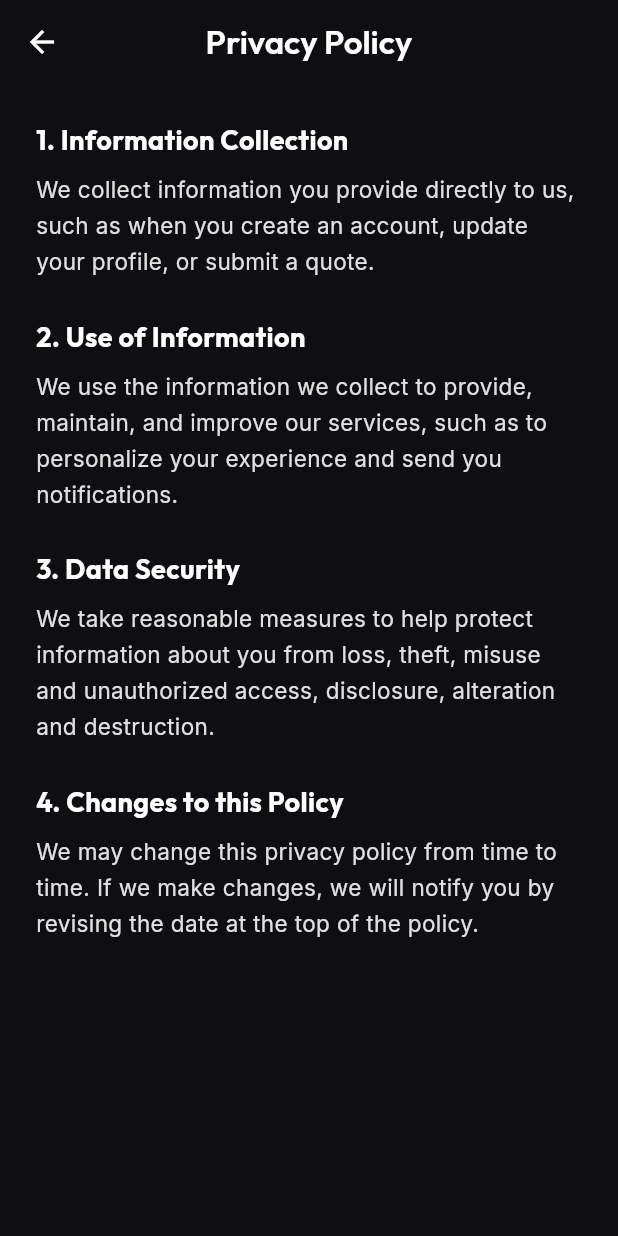
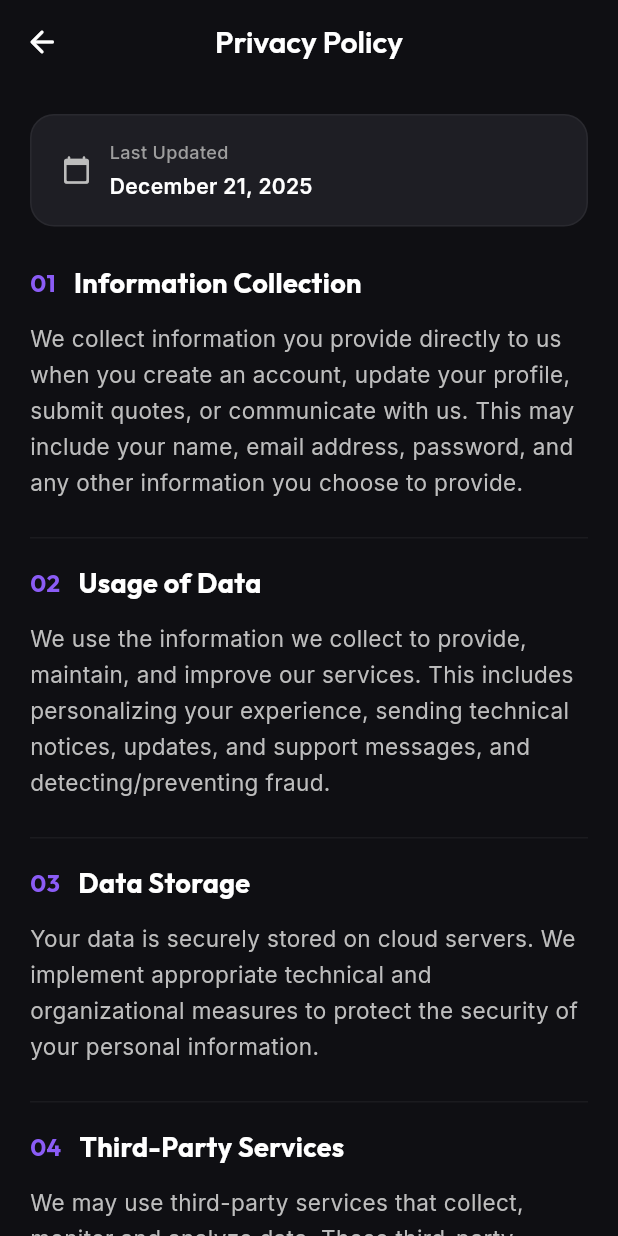
Before and after one commit to devaxissolutions/P11667, a Flutter app: the PrivacyPolicyScreen screen opened by its route, on a phone screen of 412 x 824 dp. Run offline on Flutter 3.47's test engine with Material 3 defaults, Android fonts, the phone set to English and light mode, and no system bars; our stand-ins replace cloud_firestore, connectivity_plus, equatable, firebase_auth, firebase_core, firebase_messaging and 9 more; missing offline and left inert: firebase_performance; accounts and stored records are empty; network calls fail.

Commit message:
style(settings): redesign privacy policy screen for readability

```diff
--- a/lib/features/settings/presentation/screens/policy/privacy_policy_screen.dart
+++ b/lib/features/settings/presentation/screens/policy/privacy_policy_screen.dart
@@ -9,74 +9,171 @@ class PrivacyPolicyScreen extends StatelessWidget {
   Widget build(BuildContext context) {
     return Scaffold(
       backgroundColor: const Color(0xFF0F0F13),
-      appBar: AppBar(
+      body: NestedScrollView(
+        headerSliverBuilder: (context, innerBoxIsScrolled) => [
+          SliverAppBar(
             backgroundColor: const Color(0xFF0F0F13),
-        elevation: 0,
+            surfaceTintColor: Colors.transparent,
+            pinned: true,
             leading: IconButton(
-          icon: const Icon(Icons.arrow_back, color: Colors.white),
+              icon: const Icon(Icons.arrow_back_rounded, color: Colors.white),
               onPressed: () => context.pop(),
             ),
+            centerTitle: true,
             title: Text(
               'Privacy Policy',
               style: GoogleFonts.outfit(
                 color: Colors.white,
+                fontSize: 20,
                 fontWeight: FontWeight.w600,
               ),
             ),
-        centerTitle: true,
           ),
-      body: SingleChildScrollView(
-        padding: const EdgeInsets.all(24),
-        child: Column(
-          crossAxisAlignment: CrossAxisAlignment.start,
+        ],
+        body: ListView(
+          padding: const EdgeInsets.all(20),
           children: [
+            _buildLastUpdated(),
+            const SizedBox(height: 24),
             _buildSection(
-              '1. Information Collection',
-              'We collect information you provide directly to us, such as when you create an account, update your profile, or submit a quote.',
+              number: '01',
+              title: 'Information Collection',
+              content: 'We collect information you provide directly to us when you create an account, update your profile, submit quotes, or communicate with us. This may include your name, email address, password, and any other information you choose to provide.',
             ),
             _buildSection(
-              '2. Use of Information',
-              'We use the information we collect to provide, maintain, and improve our services, such as to personalize your experience and send you notifications.',
+              number: '02',
+              title: 'Usage of Data',
+              content: 'We use the information we collect to provide, maintain, and improve our services. This includes personalizing your experience, sending technical notices, updates, and support messages, and detecting/preventing fraud.',
             ),
             _buildSection(
-              '3. Data Security',
-              'We take reasonable measures to help protect information about you from loss, theft, misuse and unauthorized access, disclosure, alteration and destruction.',
+              number: '03',
+              title: 'Data Storage',
+              content: 'Your data is securely stored on cloud servers. We implement appropriate technical and organizational measures to protect the security of your personal information.',
             ),
             _buildSection(
-              '4. Changes to this Policy',
-              'We may change this privacy policy from time to time. If we make changes, we will notify you by revising the date at the top of the policy.',
+              number: '04',
+              title: 'Third-Party Services',
+              content: 'We may use third-party services that collect, monitor and analyze data. These third-party service providers have their own privacy policies addressing how they use such information.',
             ),
+            _buildSection(
+              number: '05',
+              title: 'Your Rights',
+              content: 'You have the right to access, correct, or delete your personal information. You can manage your account settings within the app or contact us for assistance.',
+            ),
+            _buildSection(
+              number: '06',
+              title: 'Updates to Policy',
+              content: 'We may update this privacy policy from time to time. We will notify you of any changes by posting the new privacy policy on this page.',
+            ),
+            const SizedBox(height: 40),
+            Center(
+              child: Text(
+                'If you have any questions about this Privacy Policy,\nplease contact us.',
+                textAlign: TextAlign.center,
+                style: GoogleFonts.inter(
+                  color: Colors.grey[500],
+                  fontSize: 14,
+                  height: 1.5,
+                ),
+              ),
+            ),
+            const SizedBox(height: 40),
           ],
         ),
       ),
     );
   }
 
-  Widget _buildSection(String title, String content) {
-    return Padding(
-      padding: const EdgeInsets.only(bottom: 24),
-      child: Column(
+  Widget _buildLastUpdated() {
+    return Container(
+      padding: const EdgeInsets.symmetric(vertical: 16, horizontal: 20),
+      decoration: BoxDecoration(
+        color: const Color(0xFF1E1E24),
+        borderRadius: BorderRadius.circular(16),
+        border: Border.all(color: Colors.white.withOpacity(0.05)),
+      ),
+      child: Row(
+        children: [
+          Icon(Icons.calendar_today_rounded, color: Colors.grey[400], size: 20),
+          const SizedBox(width: 12),
+          Column(
             crossAxisAlignment: CrossAxisAlignment.start,
             children: [
               Text(
-            title,
-            style: GoogleFonts.outfit(
-              fontSize: 18,
-              fontWeight: FontWeight.bold,
-              color: Colors.white,
+                'Last Updated',
+                style: GoogleFonts.inter(
+                  color: Colors.grey[500],
+                  fontSize: 12,
+                  fontWeight: FontWeight.w500,
                 ),
               ),
-          const SizedBox(height: 8),
+              const SizedBox(height: 2),
               Text(
-            content,
+                'December 21, 2025',
                 style: GoogleFonts.inter(
-              fontSize: 15,
-              height: 1.6,
-              color: Colors.grey[300],
+                  color: Colors.white,
+                  fontSize: 14,
+                  fontWeight: FontWeight.w600,
                 ),
+              ),
+            ],
           ),
         ],
       ),
     );
   }
+
+  Widget _buildSection({
+    required String number,
+    required String title,
+    required String content,
+  }) {
+    return Container(
+      margin: const EdgeInsets.only(bottom: 16),
+      decoration: BoxDecoration(
+        color: Colors.transparent,
+        borderRadius: BorderRadius.circular(16),
+      ),
+      child: Column(
+        crossAxisAlignment: CrossAxisAlignment.start,
+        children: [
+          Row(
+            children: [
+              Text(
+                number,
+                style: GoogleFonts.outfit(
+                  color: const Color(0xFF8B5CF6),
+                  fontSize: 16,
+                  fontWeight: FontWeight.bold,
+                ),
+              ),
+              const SizedBox(width: 12),
+              Text(
+                title,
+                style: GoogleFonts.outfit(
+                  color: Colors.white,
+                  fontSize: 18,
+                  fontWeight: FontWeight.bold,
+                ),
+              ),
+            ],
+          ),
+          const SizedBox(height: 12),
+          Padding(
+            padding: const EdgeInsets.only(left: 0), // Aligned with start
+            child: Text(
+              content,
+              style: GoogleFonts.inter(
+                color: Colors.grey[400],
+                fontSize: 15,
+                height: 1.6,
+              ),
+            ),
+          ),
+          const SizedBox(height: 24),
+          Divider(color: Colors.white.withOpacity(0.05), height: 1),
+        ],
+      ),
+    );
   }
+}
```
Lines whose indentation alone changed are shown as unchanged.
